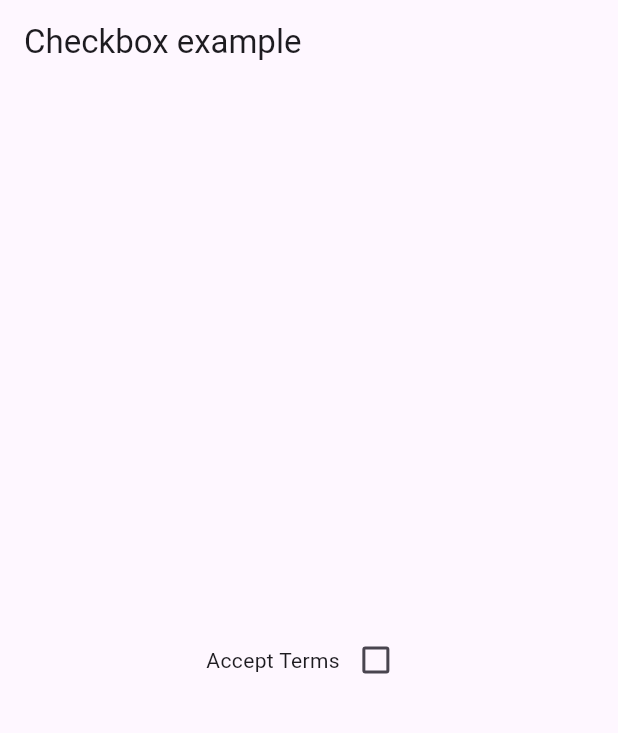
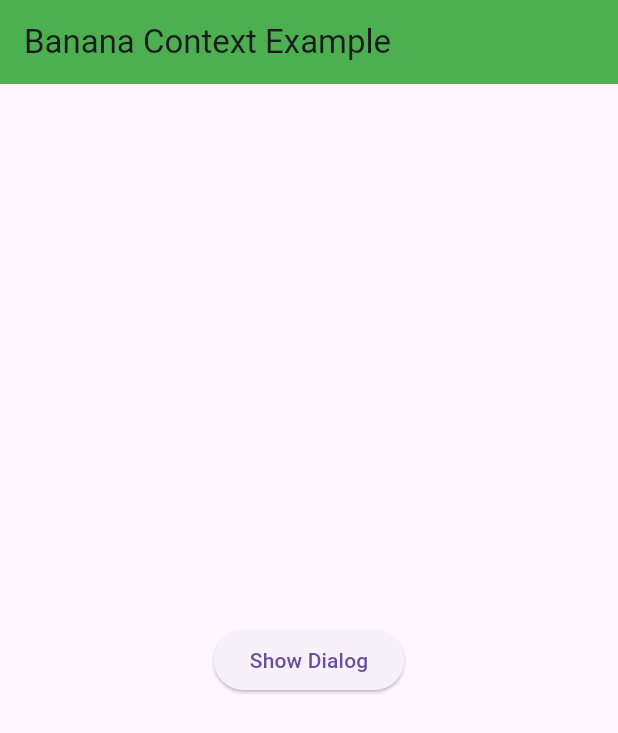
Before and after one commit to BraisonWabwire/learning_flutter_widgets, a Flutter app: the screen it shows after launch, on a phone screen of 412 x 824 dp. Shown: the top 733 px of the screen. Run offline on Flutter 3.47's test engine with Material 3 defaults, Android fonts, the phone set to English and light mode, and no system bars.

Commit message:
learning about the use of context

```diff
--- a/lib/main.dart
+++ b/lib/main.dart
@@ -4,41 +4,54 @@ void main() {
   runApp(const MyApp());
 }
 
+// Main application widget
 class MyApp extends StatelessWidget {
   const MyApp({super.key});
 
   @override
-  Widget build(BuildContext context) {
-    return MaterialApp(home: CheckboxExample());
+  Widget build(BuildContext banana) {
+    return MaterialApp(
+      debugShowCheckedModeBanner: false,
+      home: const BananaHomePage(),
+    );
   }
 }
 
-class CheckboxExample extends StatefulWidget {
+// A StatefulWidget that uses 'banana' as the BuildContext name
+class BananaHomePage extends StatefulWidget {
+  const BananaHomePage({super.key});
+
   @override
-  _CheckboxExampleState createState() => _CheckboxExampleState();
+  State<BananaHomePage> createState() => _BananaHomePageState();
 }
 
-class _CheckboxExampleState extends State<CheckboxExample> {
-  bool ischecked = false;
-
+class _BananaHomePageState extends State<BananaHomePage> {
   @override
-  Widget build(BuildContext context) {
+  Widget build(BuildContext banana) {
     return Scaffold(
-      appBar: AppBar(title: const Text("Checkbox example")),
+      appBar: AppBar(
+        title: const Text("Banana Context Example"),
+        backgroundColor: Colors.green,
+      ),
       body: Center(
-        child: Row(
-          mainAxisAlignment: MainAxisAlignment.center,
-          children: [
-            Text("Accept Terms"),
-            Checkbox(
-              value: ischecked,
-              onChanged: (bool? newValue) {
-                setState(() {
-                  ischecked = newValue!;
-                });
-              },
-            ),
-          ],
+        child: ElevatedButton(
+          onPressed: () {
+            // Showing dialog using 'banana' context
+            showDialog(
+              context: banana,
+              builder: (banana) => AlertDialog(
+                title: const Text("Hello!"),
+                content: const Text("This came from a banana!"),
+                actions: [
+                  TextButton(
+                    onPressed: () => Navigator.of(banana).pop(),
+                    child: const Text("Close"),
+                  ),
+                ],
+              ),
+            );
+          },
+          child: const Text("Show Dialog"),
         ),
       ),
     );
```
